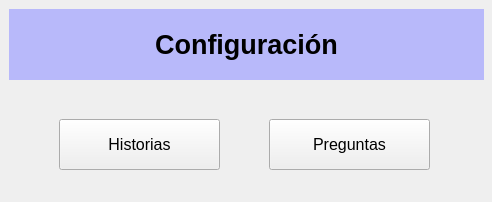
mmoraleso/RoboTEA, file interfaz/EleccionEditor.ui: the form before one commit.
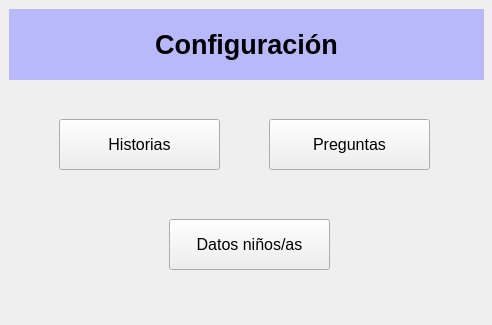
The form after the commit.

```diff
--- a/interfaz/EleccionEditor.ui
+++ b/interfaz/EleccionEditor.ui
@@ -7,7 +7,7 @@
     <x>0</x>
     <y>0</y>
     <width>492</width>
-    <height>202</height>
+    <height>325</height>
    </rect>
   </property>
   <property name="windowTitle">
@@ -19,7 +19,7 @@
      <x>9</x>
      <y>9</y>
      <width>492</width>
-     <height>202</height>
+     <height>350</height>
     </rect>
    </property>
    <property name="minimumSize">
@@ -137,6 +137,30 @@
      </size>
     </property>
    </widget>
+   <widget class="QPushButton" name="ninos_button">
+    <property name="geometry">
+     <rect>
+      <x>160</x>
+      <y>210</y>
+      <width>161</width>
+      <height>51</height>
+     </rect>
+    </property>
+    <property name="font">
+     <font>
+      <pointsize>12</pointsize>
+     </font>
+    </property>
+    <property name="text">
+     <string>Datos niños/as</string>
+    </property>
+    <property name="iconSize">
+     <size>
+      <width>22</width>
+      <height>22</height>
+     </size>
+    </property>
+   </widget>
   </widget>
  </widget>
  <resources>
```
